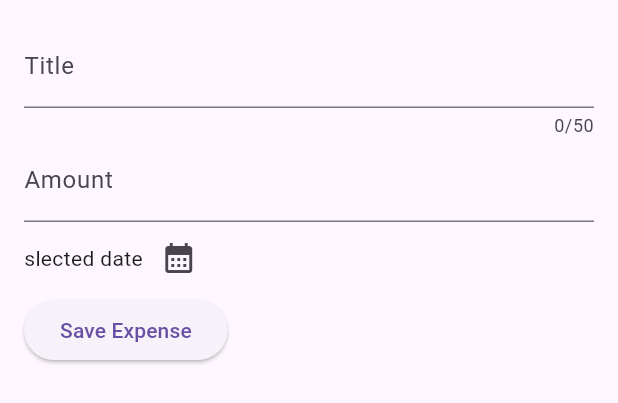
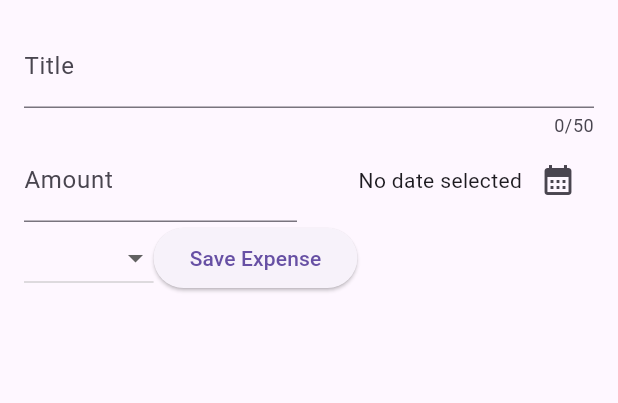
Before and after one commit to surazz999/flutter_application_3, a Flutter app: the NewExpense widget shown alone on an empty page, opened directly, on a phone screen of 412 x 824 dp. Shown: the top 403 px of the screen. Run offline on Flutter 3.47's test engine with Material 3 defaults, Android fonts, the phone set to English and light mode, and no system bars.

Commit message:
error dropdown item

```diff
--- a/lib/widgets/new_expense.dart
+++ b/lib/widgets/new_expense.dart
@@ -1,6 +1,5 @@
-import 'package:flutter/cupertino.dart';
 import 'package:flutter/material.dart';
-import 'package:flutter/widgets.dart';
+import 'package:flutter_application_3/models/expense.dart';
 
 class NewExpense extends StatefulWidget {
   const NewExpense({super.key});
@@ -13,6 +12,8 @@ class _NewExpenseState extends State<NewExpense> {
   final _titleController = TextEditingController();
   final _amountController = TextEditingController();
   DateTime? _selectedDate;
+  Category _selectedCategory = Category.leisure;
+
   void _presentDatePicker() async {
     final now = DateTime.now();
     final firstDate = DateTime(now.year - 1, now.month, now.day);
@@ -47,7 +48,10 @@ class _NewExpenseState extends State<NewExpense> {
               label: Text('Title'),
             ),
           ),
-          TextField(
+          Row(
+            children: [
+              Expanded(
+                child: TextField(
                   controller: _amountController,
                   keyboardType: TextInputType.number,
                   decoration: const InputDecoration(
@@ -55,19 +59,52 @@ class _NewExpenseState extends State<NewExpense> {
                     label: Text('Amount'),
                   ),
                 ),
+              ),
+              const SizedBox(
+                width: 16,
+              ),
+              Expanded(
+                child: Row(
+                  mainAxisAlignment: MainAxisAlignment.end,
+                  crossAxisAlignment: CrossAxisAlignment.center,
+                  children: [
+                    Text(
+                      _selectedDate == null
+                          ? 'No date selected'
+                          : formatter.format(_selectedDate!),
+                    ),
+                    IconButton(
+                        onPressed: _presentDatePicker,
+                        icon: const Icon(Icons.calendar_month))
+                  ],
+                ),
+              ),
+            ],
+          ),
           const SizedBox(
             width: 16,
           ),
           Row(
             children: [
-              Text('slected date'),
-              IconButton(
-                  onPressed: _presentDatePicker,
-                  icon: Icon(Icons.calendar_month))
+              Row(
+                children: [
+                  DropdownButton(
+                    value: _selectedCategory,
+                    items: Category.values
+                        .map((category) => DropdownMenuItem(
+                            child: Text(category.name.toUpperCase())))
+                        .toList(),
+                    onChanged: (value) {
+                      if (value == null) {
+                        return;
+                      }
+                      setState(() {
+                        _selectedCategory = value;
+                      });
+                    },
+                  )
                 ],
               ),
-          Row(
-            children: [
               ElevatedButton(
                 onPressed: () {},
                 child: const Text('Save Expense'),
```
Lines whose indentation alone changed are shown as unchanged.
